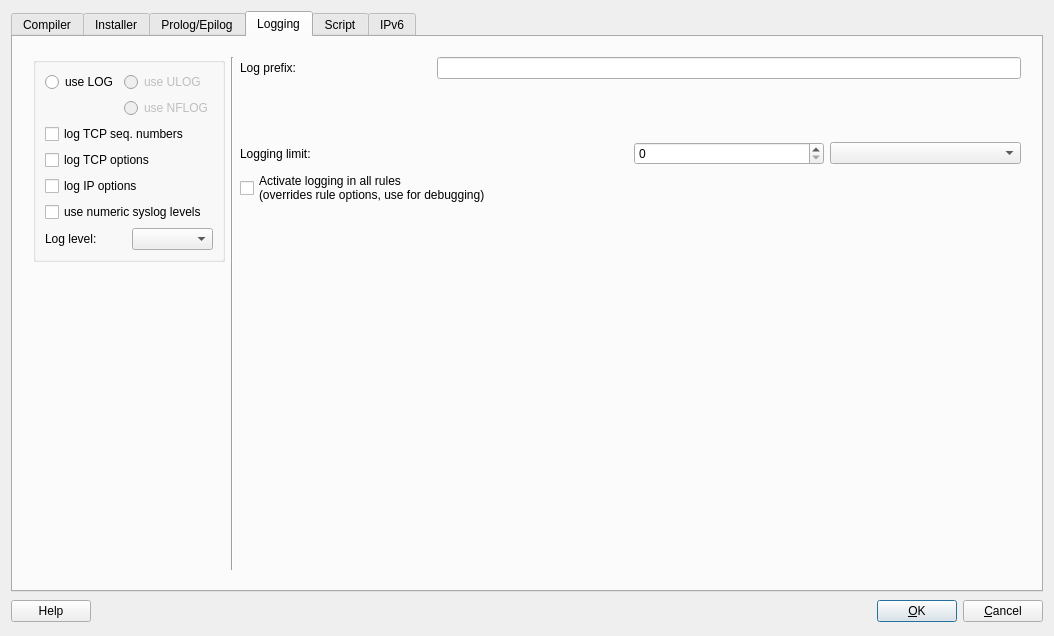
Before: the Qt Designer form src/firewallfabrik/gui/ui/iptablessettingsdialog_q.ui in Linuxfabrik/firewallfabrik, drawn with Qt 5.
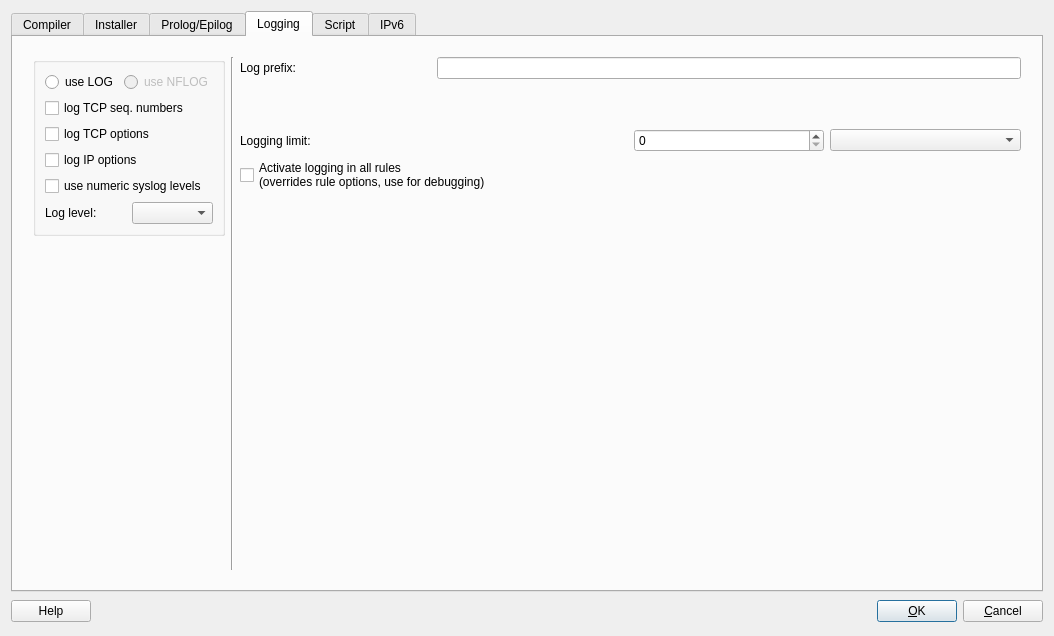
After: the same form once the commit is applied. The open tabs and pages were chosen to show the change.

Commit message:
fix(gui): remove deprecated ULOG, replace TODOs with GitHub issues, sort CHANGELOG
- Remove ULOG radio button from iptables/nftables settings dialogs;
  only LOG and NFLOG (disabled, #18) remain
- Silently migrate use_ULOG=true to LOG during .fwb import
- Mark use_ULOG and NFLOG parameters as unsupported in YAML defaults
- Update compiler warnings from "not yet supported" to "not supported"
- Replace inline TODO comments with GitHub issue references (#12-#16)
- Sort CHANGELOG v1.0.0 Added/Fixed entries alphabetically
- Document ULOG removal and legacy logging options in migration guide

```diff
--- a/src/firewallfabrik/gui/ui/iptablessettingsdialog_q.ui
+++ b/src/firewallfabrik/gui/ui/iptablessettingsdialog_q.ui
@@ -1028,16 +1028,6 @@
            </widget>
           </item>
           <item row="0" column="1">
-           <widget class="QRadioButton" name="useULOG">
-            <property name="enabled">
-             <bool>false</bool>
-            </property>
-            <property name="text">
-             <string>use ULOG</string>
-            </property>
-           </widget>
-          </item>
-          <item row="1" column="1">
            <widget class="QRadioButton" name="useNFLOG">
             <property name="enabled">
              <bool>false</bool>
```
Left out of the diff: 12 changed lines with no effect on the pictures. The commit also changes 17 other files.
